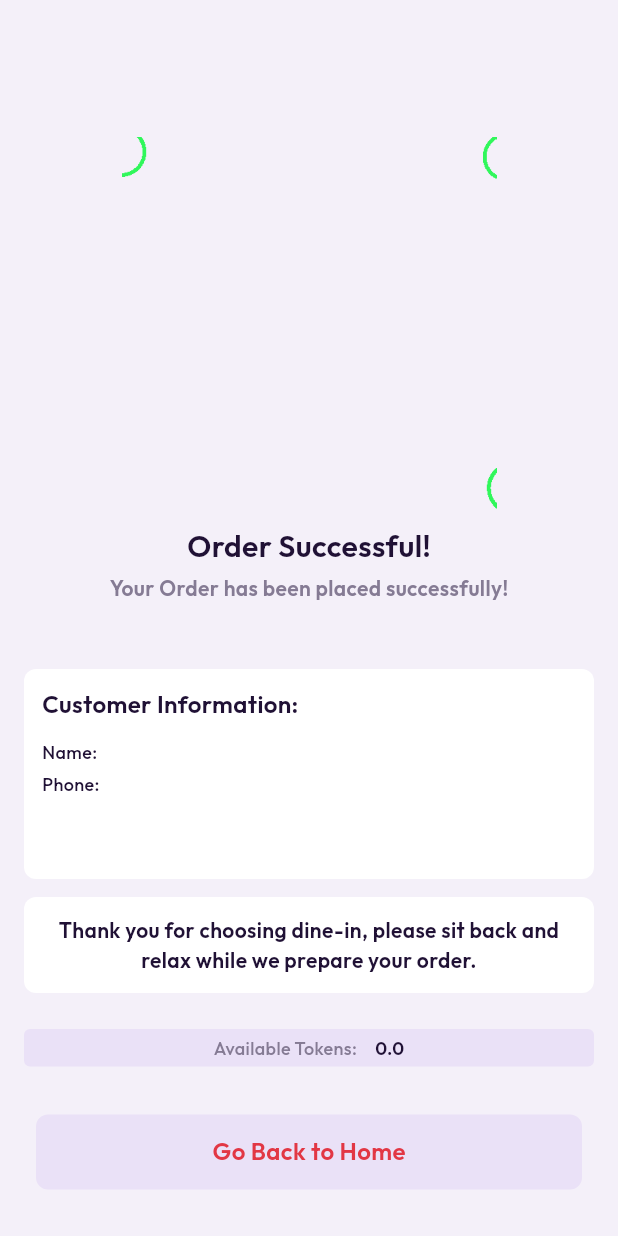
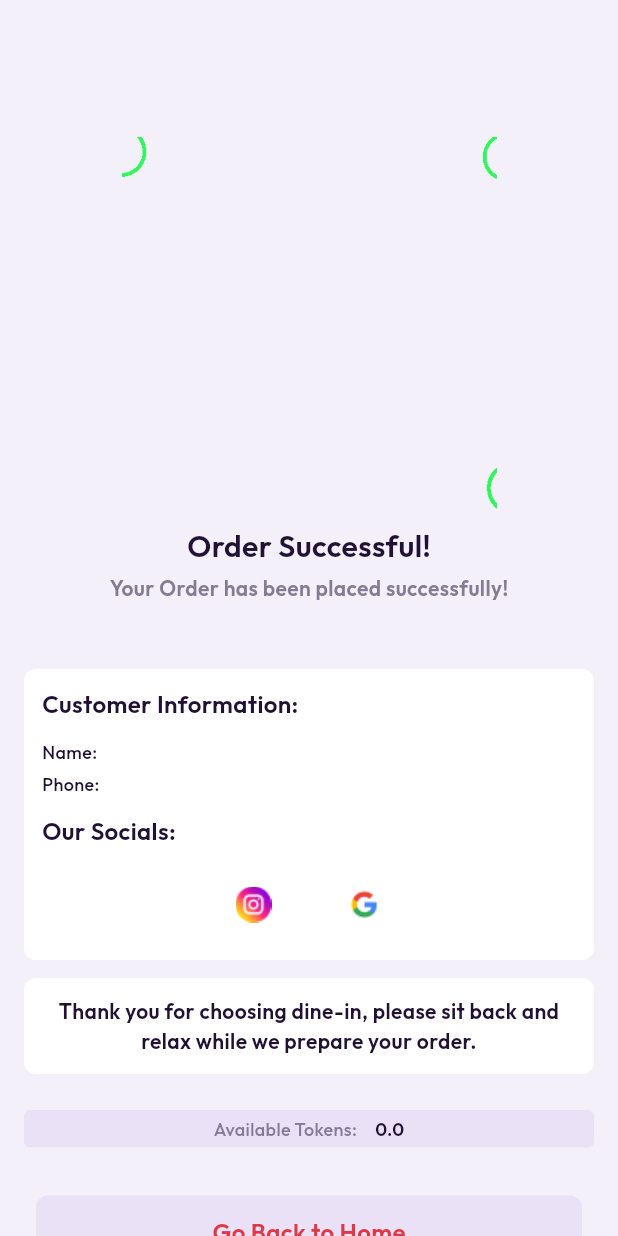
Before and after one commit to Gourav0029/The-Shawarma-Hub, a Flutter app: the PaymentCompletion screen opened directly, on a phone screen of 412 x 824 dp. Run offline on Flutter 3.47's test engine with Material 3 defaults, Android fonts, the phone set to English and light mode, and no system bars; our stand-ins replace animated_splash_screen, badges, dotted_border, flutter_dotenv, geocoding, geolocator and 7 more; accounts and stored records are empty; network calls fail; statements that could not run were skipped.

Commit message:
Socials added/ navbar modified

```diff
--- a/lib/main_app/order_completion.dart
+++ b/lib/main_app/order_completion.dart
@@ -8,6 +8,7 @@ import 'package:google_fonts/google_fonts.dart';
 import 'package:the_shawarma_hub/controller/cart_controller.dart';
 import 'package:the_shawarma_hub/main_app/landing_page.dart';
 import 'package:http/http.dart' as http;
+import 'package:url_launcher/url_launcher.dart';
 
 class PaymentCompletion extends StatefulWidget {
   const PaymentCompletion({super.key});
@@ -62,6 +63,12 @@ class _PaymentCompletionState extends State<PaymentCompletion> {
     }
   }
 
+  void _launchUrl(String url) async {
+    if (!await launchUrl(Uri.parse(url))) {
+      throw 'Could not launch $url';
+    }
+  }
+
   @override
   Widget build(BuildContext context) {
     double screenWidth = MediaQuery.of(context).size.width;
@@ -105,7 +112,7 @@ class _PaymentCompletionState extends State<PaymentCompletion> {
               // Customer Information
               Container(
                 width: screenWidth,
-                height: screenWidth <= 400 ? 120 : 140,
+                //height: screenWidth <= 400 ? 120 : 140,
                 padding: const EdgeInsets.all(12),
                 decoration: BoxDecoration(
                   borderRadius: BorderRadius.circular(8),
@@ -169,6 +176,42 @@ class _PaymentCompletionState extends State<PaymentCompletion> {
                             fontSize: 12,
                             color: const Color(0xFF201135),
                             fontWeight: FontWeight.w400,
+                          ),
+                        ),
+                      ],
+                    ),
+                    const SizedBox(height: 12),
+                    Text(
+                      'Our Socials:',
+                      style: GoogleFonts.outfit(
+                        fontSize: 16,
+                        color: const Color(0xFF201135),
+                        fontWeight: FontWeight.w600,
+                      ),
+                    ),
+                    const SizedBox(height: 12),
+
+                    // Social Media and Reviews Section
+                    Row(
+                      mainAxisAlignment: MainAxisAlignment.center,
+                      children: [
+                        GestureDetector(
+                          onTap: () => _launchUrl(
+                              'https://www.instagram.com/the.shawarma.hub.official/?igsh=MXgwNWp6amxoNGgydw%3D%3D#'),
+                          child: Image.asset(
+                            'assets/images/instagram.png',
+                            width: 50,
+                            height: 50,
+                          ),
+                        ),
+                        const SizedBox(width: 24),
+                        GestureDetector(
+                          onTap: () => _launchUrl(
+                              'https://www.google.com/maps/place/The+Shawarma+Hub/@22.8081578,86.1986688,17z/data=!3m1!4b1!4m6!3m5!1s0x39f5e3004044075b:0xfdddfe1bce6433b2!8m2!3d22.8081578!4d86.1986688!16s%2Fg%2F11y5dz6lpl?entry=ttu&g_ep=EgoyMDI0MTIwMi4wIKXMDSoASAFQAw%3D%3D'),
+                          child: Image.asset(
+                            'assets/images/google.png',
+                            width: 50,
+                            height: 50,
                           ),
                         ),
                       ],
--- a/pubspec.yaml
+++ b/pubspec.yaml
@@ -49,6 +49,7 @@ dependencies:
   sqflite: ^2.3.2
   badges: ^3.1.2
   animated_splash_screen: ^1.3.0
+  url_launcher: ^6.3.0
 
 dev_dependencies:
   flutter_test:
```
Also changed, not shown: lib/sidebar/navbar.dart (+44 -30 lines), pubspec.lock, 5 other files.
